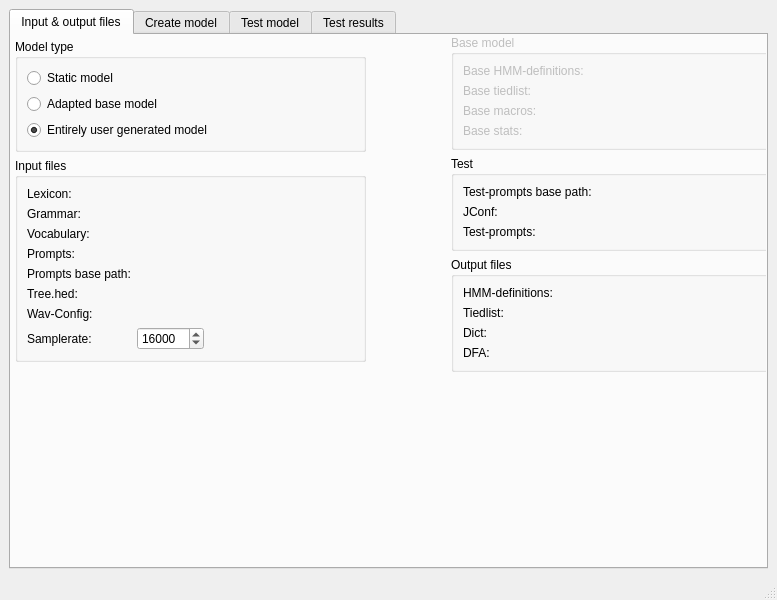
KDE/simon, file sam/src/main.ui: the form before one commit.
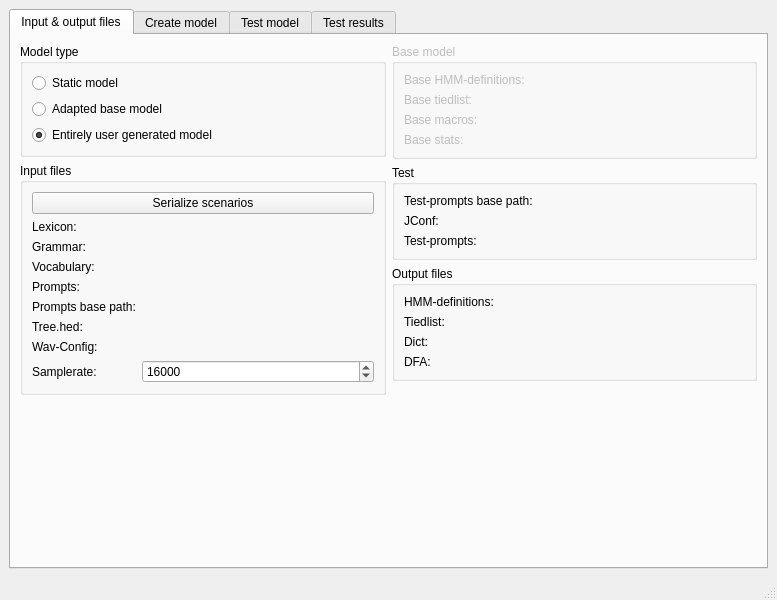
The form after the commit. Custom widgets are drawn as their Qt base class.

Commit message: Moving the scenario configuration window to its own library

The edit to the form file:
```diff
--- a/sam/src/main.ui
+++ b/sam/src/main.ui
@@ -24,15 +24,8 @@
        <attribute name="title">
         <string>Input &amp;&amp; output files</string>
        </attribute>
-       <widget class="QWidget" name="">
-        <property name="geometry">
-         <rect>
-          <x>4</x>
-          <y>4</y>
-          <width>351</width>
-          <height>391</height>
-         </rect>
-        </property>
+       <layout class="QHBoxLayout" name="horizontalLayout">
+        <item>
         <layout class="QVBoxLayout" name="verticalLayout_7">
          <item>
           <widget class="QGroupBox" name="groupBox_4">
@@ -72,10 +65,16 @@
            <property name="title">
             <string>Input files</string>
            </property>
+            <layout class="QVBoxLayout" name="verticalLayout_9">
+             <item>
+              <widget class="KPushButton" name="pbSerializeScenarios">
+               <property name="text">
+                <string>Serialize scenarios</string>
+               </property>
+              </widget>
+             </item>
+             <item>
            <layout class="QFormLayout" name="formLayout">
-            <property name="fieldGrowthPolicy">
-             <enum>QFormLayout::ExpandingFieldsGrow</enum>
-            </property>
             <item row="0" column="0">
              <widget class="QLabel" name="lbLexicon">
               <property name="text">
@@ -167,6 +166,8 @@
              </widget>
             </item>
            </layout>
+             </item>
+            </layout>
           </widget>
          </item>
          <item>
@@ -183,16 +184,8 @@
           </spacer>
          </item>
         </layout>
-       </widget>
-       <widget class="QWidget" name="">
-        <property name="geometry">
-         <rect>
-          <x>440</x>
-          <y>0</y>
-          <width>320</width>
-          <height>496</height>
-         </rect>
-        </property>
+        </item>
+        <item>
         <layout class="QVBoxLayout" name="verticalLayout">
          <item>
           <widget class="QGroupBox" name="groupBox_3">
@@ -348,7 +341,8 @@
           </spacer>
          </item>
         </layout>
-       </widget>
+        </item>
+       </layout>
       </widget>
       <widget class="QWidget" name="Seite">
        <attribute name="title">
```
Left out of the diff: 4 changed lines with no effect on the pictures. Lines whose indentation alone changed are shown as unchanged. The commit also changes 19 other files.
